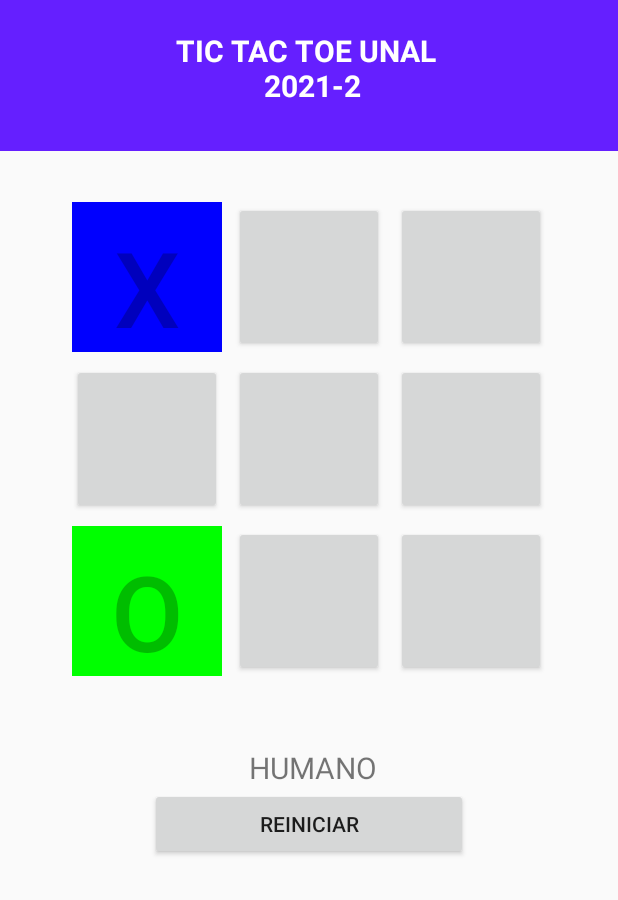
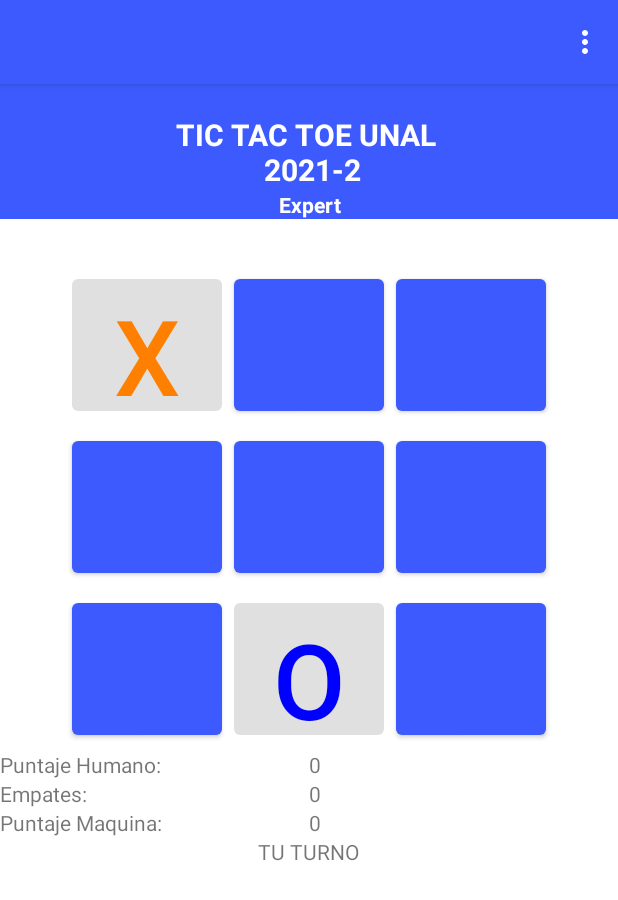
Before and after one commit to camilonfs1/UNAL_MOVIL_2021-2, an Android app: the screen it shows after launch (MainActivity), after a tap on an icon or button, on a phone screen of 412 x 824 dp. Shown: the top 900 px of the screen. Run offline under Robolectric (Android 15) with nearby library versions, the phone set to English and light mode, and no system bars.

Commit message:
:sparkles: Add difficulty and change structure

```diff
--- a/20212PDDM/app/src/main/java/com/unal/a2021_2_pddm/MainActivity.kt
+++ b/20212PDDM/app/src/main/java/com/unal/a2021_2_pddm/MainActivity.kt
@@ -1,213 +1,198 @@
 package com.unal.a2021_2_pddm
 
-import android.content.Intent
 import android.graphics.Color
 import android.os.Bundle
-import android.view.View
-import android.widget.Button
-import android.widget.TextView
+import android.view.Menu
+import android.view.MenuItem
+import android.widget.*
+import androidx.appcompat.app.AlertDialog
 import androidx.appcompat.app.AppCompatActivity
-import java.util.*
-import kotlin.collections.ArrayList
+
 
 class MainActivity : AppCompatActivity() {
+    var HUMAN_PLAYER = 'X'
+    var COMPUTER_PLAYER = 'O'
 
-    private var infoText : TextView? = null
+    private var boardButtons = arrayOf<Button>()
+    private var toast: Toast? = null
+    private var selected = 0
+    private var endgame = false
 
-    private var button1 : Button? = null
-    private var button2 : Button? = null
-    private var button3 : Button? = null
-    private var button4 : Button? = null
-    private var button5 : Button? = null
-    private var button6 : Button? = null
-    private var button7 : Button? = null
-    private var button8 : Button? = null
-    private var button9 : Button? = null
-
-    private var reset : Button? = null
+    private var difficultyLevel: TextView? = null
+    private var mInfoTextView: TextView? = null
+    private var pcScore: TextView? = null
+    private var human: TextView? = null
+    private var empate: TextView? = null
+    private var mGame: TicTacToeGame = TicTacToeGame()
+    private var GameOver = false
+    private var humanStarts: kotlin.Boolean = false
+    private var humanSc = 0
+    private var androidScore: Int? = 0
+    private var empateScore: Int? = 0
 
 
     override fun onCreate(savedInstanceState: Bundle?) {
         super.onCreate(savedInstanceState)
         setContentView(R.layout.activity_main)
+        boardButtons = arrayOf(
+            findViewById(R.id.one),
+            findViewById(R.id.two),
+            findViewById(R.id.three),
+            findViewById(R.id.four),
+            findViewById(R.id.five),
+            findViewById(R.id.six),
+            findViewById(R.id.seven),
+            findViewById(R.id.eight),
+            findViewById(R.id.nine)
+        )
+        mGame = TicTacToeGame()
+        mGame.TicTacToeGame()
 
-        infoText = findViewById(R.id.information)
-        button1 = findViewById(R.id.one)
-        button2 = findViewById(R.id.two)
-        button3 = findViewById(R.id.three)
-        button4 = findViewById(R.id.four)
-        button5 = findViewById(R.id.five)
-        button6 = findViewById(R.id.six)
-        button7 = findViewById(R.id.seven)
-        button8 = findViewById(R.id.eight)
-        button9 = findViewById(R.id.nine)
+        human = findViewById(R.id.humanScore)
+        pcScore = findViewById(R.id.pcScore)
+        empate = findViewById(R.id.empate)
+        mInfoTextView = findViewById(R.id.information)
+        difficultyLevel= findViewById(R.id.txt_dificulty)
 
-        reset = findViewById(R.id.btn_restart)
 
-        reset!!.setOnClickListener {
-            reset()
+        human!!.text = humanSc.toString()
+        pcScore!!.text = androidScore.toString()
+        empate!!.text = empateScore.toString()
+
+        humanStarts = true
+        selected = 0
+        startNewGame()
+
+    }
+
+    override fun onCreateOptionsMenu(menu: Menu?): Boolean {
+        menuInflater.inflate(R.menu.main_menu, menu)
+        return super.onCreateOptionsMenu(menu)
+    }
+
+    override fun onOptionsItemSelected(item: MenuItem): Boolean {
+        when (item.itemId) {
+            R.id.new_game -> startNewGame()
+            R.id.ai_difficulty -> dialog()
+            R.id.quit -> Toast.makeText(this, "Quitar Juego", Toast.LENGTH_LONG).show()
+        }
+        return super.onOptionsItemSelected(item)
+    }
+
+    fun dialog() {
+        // dialog.show(supportFragmentManager, "customDialog")
+        val builder = AlertDialog.Builder(this)
+        val view = layoutInflater.inflate(R.layout.fragment_custom_dialog, null)
+
+        builder.setView(view)
+
+        // Create dailog
+        val dialog = builder.create()
+        dialog.show()
+
+        //button
+        val cancel = view.findViewById<Button>(R.id.cancel_button)
+        val accept = view.findViewById<Button>(R.id.accept_button)
+        val radioGroup = view.findViewById<RadioGroup>(R.id.radopGroup)
+
+        cancel.setOnClickListener {
+            dialog.hide()
+        }
+        accept.setOnClickListener {
+            val selectedId = radioGroup.checkedRadioButtonId
+            val radioButton = view.findViewById<RadioButton>(selectedId)
+            dialog.hide()
+            Toast.makeText(this, radioButton.text, Toast.LENGTH_LONG).show()
+            when (radioButton.text) {
+                "Facil" -> {
+                    mGame.setmDifficultyLevel(TicTacToeGame.DifficultyLevel.Easy)
+                    startNewGame()
+                }
+                "Medio" -> {
+                    mGame.setmDifficultyLevel(TicTacToeGame.DifficultyLevel.Harder)
+                    startNewGame()
+                }
+                "Dificil" -> {
+                    mGame.setmDifficultyLevel(TicTacToeGame.DifficultyLevel.Expert)
+                    startNewGame()
+                }
+            }
         }
     }
 
-    fun buttonsClick(view: View) {
-        val buttonSelected = view as Button //Button selected
-        var cellID = 0
 
-        when (buttonSelected.id) {
-            R.id.one -> cellID = 1
-            R.id.two -> cellID = 2
-            R.id.three -> cellID = 3
-            R.id.four -> cellID = 4
-            R.id.five -> cellID = 5
-            R.id.six -> cellID = 6
-            R.id.seven -> cellID = 7
-            R.id.eight -> cellID = 8
-            R.id.nine -> cellID = 9
+    private fun startNewGame() {
+        difficultyLevel!!.text = mGame.getmDifficultyLevel().toString()
+        endgame = false
+        mGame!!.clearBoard()
+        for (i in 0 until boardButtons.size) {
+            boardButtons[i].text = ""
+            boardButtons[i].isEnabled = true
+            boardButtons[i].setOnClickListener { ButtonClickListener(i) }
         }
-        playGame(cellID, buttonSelected)
-    }
-
-    var player1 = ArrayList<Int>()
-    var player2 = ArrayList<Int>()
-
-    var activePlayer = 1
-
-    fun playGame(cellID: Int, buttonSelected: Button) {
-
-        //Selectec player and add player cell selected
-        if (activePlayer == 1) {
-            buttonSelected.text = "X"
-            buttonSelected.setBackgroundColor(Color.BLUE)
-            player1.add(cellID)
-            activePlayer = 2
-            infoText!!.text=" \n MAQUINA"
-            Autoplayer()
+        GameOver = false
+        if (humanStarts) {
+            mInfoTextView!!.text = "VAS PRIMERO"
+            humanStarts = !humanStarts
         } else {
-            buttonSelected.text = "O"
-            buttonSelected.setBackgroundColor(Color.GREEN)
-            player2.add(cellID)
-            infoText!!.text=" \n HUMANO"
-            activePlayer = 1
-        }
-
-        // Block selected button
-        buttonSelected.isEnabled = false
-
-        checkWinner()
-    }
-
-    private fun checkWinner() {
-        var winner = -1
-        //row 1
-        if (player1.contains(1) && player1.contains(2) && player1.contains(3)) {
-            winner = 1
-        }
-        if (player2.contains(1) && player2.contains(2) && player2.contains(3)) {
-            winner = 2
-        }
-        //row 2
-        if (player1.contains(4) && player1.contains(5) && player1.contains(6)) {
-            winner = 1
-        }
-        if (player2.contains(4) && player2.contains(5) && player2.contains(6)) {
-            winner = 2
-        }
-        //row 3
-        if (player1.contains(7) && player1.contains(8) && player1.contains(9)) {
-            winner = 1
-        }
-        if (player2.contains(7) && player2.contains(8) && player2.contains(9)) {
-            winner = 2
-        }
-        //col 1
-        if (player1.contains(1) && player1.contains(4) && player1.contains(7)) {
-            winner = 1
-        }
-        if (player2.contains(1) && player2.contains(4) && player2.contains(7)) {
-            winner = 2
-        }
-        //col 2
-        if (player1.contains(2) && player1.contains(5) && player1.contains(8)) {
-            winner = 1
-        }
-        if (player2.contains(2) && player2.contains(5) && player2.contains(8)) {
-            winner = 2
-        }
-        //col 3
-        if (player1.contains(3) && player1.contains(6) && player1.contains(9)) {
-            winner = 1
-        }
-        if (player2.contains(3) && player2.contains(6) && player2.contains(9)) {
-            winner = 2
-        }
-
-        //Diagonal 1
-        if (player1.contains(7) && player1.contains(5) && player1.contains(3)) {
-            winner = 1
-        }
-        if (player2.contains(7) && player2.contains(5) && player2.contains(3)) {
-            winner = 2
-        }
-
-        //Diagonal 2
-        if (player1.contains(1) && player1.contains(5) && player1.contains(9)) {
-            winner = 1
-        }
-        if (player2.contains(1) && player2.contains(5) && player2.contains(9)) {
-            winner = 2
-        }
-
-        var name = ""
-        //Winner
-        if (winner != -1) {
-            if(winner==1) name ="Humano"
-            if(winner==2) name ="MAQUINA"
-            infoText!!.text="Ganador!! \n Jugador ${name}"
-            blockAll()
+            mInfoTextView!!.text = "LA MAQUINA PRIMERO."
+            val move = mGame.getComputerMove()
+            setMove(HUMAN_PLAYER, move)
+            humanStarts = !humanStarts
         }
     }
 
-    private  fun Autoplayer(){
-        var emptyCells = ArrayList<Int>()
-        for(cellID in 1..9){
-            if(!(player1.contains(cellID) || player2.contains(cellID))){
-                emptyCells.add(cellID)
+    private fun ButtonClickListener(location: Int) {
+        if (boardButtons[location].isEnabled() && !endgame) {
+            setMove(HUMAN_PLAYER, location)
+
+            var winner = mGame!!.checkForWinner()
+            if (winner == 0) {
+                mInfoTextView!!.text = "TURNO DE LA MAQUINA"
+                val move = mGame!!.getComputerMove()
+                setMove(COMPUTER_PLAYER, move)
+                winner = mGame!!.checkForWinner()
+            }
+            if (winner == 0) {
+                mInfoTextView!!.setText("TU TURNO")
+            } else if (winner == 1) {
+                mInfoTextView!!.setText("EMPATE!!!!!")
+                GameOver = true;
+                empateScore = empateScore!!.plus(1)
+                empate!!.setText(empateScore.toString())
+                endgame = true
+            } else if (winner == 2) {
+                mInfoTextView!!.setText("GANASTE!")
+                GameOver = true
+                humanSc = humanSc!!.plus(1)
+                human!!.setText(humanSc.toString())
+                endgame = true;
+            } else {
+                mInfoTextView!!.setText("GANA LA MAQUINA!");
+                GameOver = true
+                androidScore = androidScore!!.plus(1)
+                pcScore!!.setText(androidScore.toString())
+                endgame = true;
             }
         }
+    }
 
-        var r = Random()
-        val randIndex = r.nextInt(emptyCells.size-0)+0
-        val cellID = emptyCells[randIndex]
+    private fun setMove(player: Char, location: Int) {
+        if (!GameOver) {
+            mGame!!.setMove(HUMAN_PLAYER, location)
+            boardButtons[location].isEnabled = false
+            boardButtons[location].text = player.toString()
+            if (player == HUMAN_PLAYER) boardButtons[location].setTextColor(
+                Color.rgb(
+                    255,
+                    128,
+                    0
+                )
+            ) else boardButtons[location].setTextColor(
+                Color.rgb(0, 0, 255)
+            )
+        }
+    }
 
-        val buttonSelected: Button
-        when(cellID){
-            1-> buttonSelected = findViewById(R.id.one)
-            2-> buttonSelected = findViewById(R.id.two)
-            3-> buttonSelected = findViewById(R.id.three)
-            4-> buttonSelected = findViewById(R.id.four)
-            5-> buttonSelected = findViewById(R.id.five)
-            6-> buttonSelected = findViewById(R.id.six)
-            7-> buttonSelected = findViewById(R.id.seven)
-            8-> buttonSelected = findViewById(R.id.eight)
-            9-> buttonSelected = findViewById(R.id.nine)
-            else-> buttonSelected = findViewById(R.id.one)
-        }
 
-        playGame(cellID,buttonSelected)
-    }
-    fun reset(){
-        val intent = Intent(this, MainActivity::class.java)
-        startActivity(intent)
-    }
-    fun blockAll(){
-        button1!!.isEnabled = false
-        button2!!.isEnabled = false
-        button3!!.isEnabled = false
-        button4!!.isEnabled = false
-        button5!!.isEnabled = false
-        button6!!.isEnabled = false
-        button7!!.isEnabled = false
-        button8!!.isEnabled = false
-        button9!!.isEnabled = false
-    }
 }
--- /dev/null
+++ b/20212PDDM/app/src/main/java/com/unal/a2021_2_pddm/TicTacToeGame.kt
@@ -0,0 +1,138 @@
+package com.unal.a2021_2_pddm
+
+import java.util.*
+
+class TicTacToeGame {
+    enum class DifficultyLevel {
+        Easy, Harder, Expert
+    }
+
+    private var mDifficultyLevel = DifficultyLevel.Expert
+
+    fun getmDifficultyLevel(): DifficultyLevel? {
+        return mDifficultyLevel
+    }
+
+    private var mBoard = charArrayOf(' ', ' ', ' ', ' ', ' ', ' ', ' ', ' ', ' ')
+    val BOARD_SIZE = 9
+
+    var HUMAN_PLAYER = 'X'
+    var COMPUTER_PLAYER = 'O'
+    var OPEN_SPOT = ' '
+
+    private var mRand: Random = Random()
+
+    fun setmDifficultyLevel(mDifficultyLevel: DifficultyLevel?) {
+        this.mDifficultyLevel = mDifficultyLevel!!
+    }
+
+    fun TicTacToeGame() {
+        // Seed the random number generator
+        mRand = Random()
+        val turn = HUMAN_PLAYER // Human starts first
+        val win = 0
+    }
+
+    fun clearBoard() {
+        mBoard = charArrayOf(' ', ' ', ' ', ' ', ' ', ' ', ' ', ' ', ' ')
+    }
+
+    fun setMove(player: Char, location: Int) {
+        if (mBoard[location] === OPEN_SPOT) {
+            mBoard[location] = player
+        }
+    }
+
+    fun getComputerMove(): Int {
+        var move = -1
+        if (mDifficultyLevel === DifficultyLevel.Easy) move =
+            getRandomMove() else if (mDifficultyLevel === DifficultyLevel.Harder) {
+            move = getWinningMove()
+            if (move == -1) move = getRandomMove()
+        } else if (mDifficultyLevel === DifficultyLevel.Expert) {
+            move = getWinningMove()
+            if (move == -1) move = getBlockingMove()
+            if (move == -1) move = getRandomMove()
+        }
+        return move
+    }
+
+    private fun getBlockingMove(): Int {
+        val move = -1
+        for (i in 0 until BOARD_SIZE) {
+            if (mBoard[i] !== HUMAN_PLAYER && mBoard[i] !== COMPUTER_PLAYER) {
+                val curr = mBoard[i] // Save the current number
+                mBoard[i] = HUMAN_PLAYER
+                if (checkForWinner() === 2) {
+                    mBoard[i] = COMPUTER_PLAYER
+                    println("Computer is moving to " + (i + 1))
+                    return i
+                } else {
+                    mBoard[i] = curr
+                }
+            }
+        }
+        return move
+    }
+
+    private fun getWinningMove(): Int {
+        val move = -1
+        for (i in 0 until BOARD_SIZE) {
+            if (mBoard[i] !== HUMAN_PLAYER && mBoard[i] !== COMPUTER_PLAYER) {
+                val curr = mBoard[i]
+                mBoard[i] = COMPUTER_PLAYER
+                if (checkForWinner() === 3) {
+                    println("Computer is moving to " + (i + 1))
+                    return i
+                } else {
+                    mBoard[i] = curr
+                }
+            }
+        }
+        return move
+    }
+
+    private fun getRandomMove(): Int {
+        var move = -1
+        do {
+            move = mRand!!.nextInt(BOARD_SIZE)
+        } while (mBoard[move] === HUMAN_PLAYER || mBoard[move] === COMPUTER_PLAYER)
+        return move
+    }
+
+    fun checkForWinner(): Int {
+        // Check horizontal wins
+        run {
+            var i = 0
+            while (i <= 6) {
+                if (mBoard[i] === HUMAN_PLAYER && mBoard[i + 1] === HUMAN_PLAYER && mBoard[i + 2] === HUMAN_PLAYER
+                ) return 2
+                if (mBoard[i] === COMPUTER_PLAYER && mBoard[i + 1] === COMPUTER_PLAYER && mBoard[i + 2] === COMPUTER_PLAYER
+                ) return 3
+                i += 3
+            }
+        }
+
+        // Check vertical wins
+        for (i in 0..2) {
+            if (mBoard[i] === HUMAN_PLAYER && mBoard[i + 3] === HUMAN_PLAYER && mBoard[i + 6] === HUMAN_PLAYER) return 2
+            if (mBoard[i] === COMPUTER_PLAYER && mBoard[i + 3] === COMPUTER_PLAYER && mBoard[i + 6] === COMPUTER_PLAYER) return 3
+        }
+
+        // Check for diagonal wins
+        if (mBoard[0] === HUMAN_PLAYER && mBoard[4] === HUMAN_PLAYER && mBoard[8] === HUMAN_PLAYER ||
+            mBoard[2] === HUMAN_PLAYER && mBoard[4] === HUMAN_PLAYER && mBoard[6] === HUMAN_PLAYER
+        ) return 2
+        if (mBoard[0] === COMPUTER_PLAYER && mBoard[4] === COMPUTER_PLAYER && mBoard[8] === COMPUTER_PLAYER ||
+            mBoard[2] === COMPUTER_PLAYER && mBoard[4] === COMPUTER_PLAYER && mBoard[6] === COMPUTER_PLAYER
+        ) return 3
+
+        // Check for tie
+        for (i in 0 until BOARD_SIZE) {
+            // If we find a number, then no one has won yet
+            if (mBoard[i] !== HUMAN_PLAYER && mBoard[i] !== COMPUTER_PLAYER) return 0
+        }
+
+        return 1
+    }
+}
--- /dev/null
+++ b/20212PDDM/app/src/main/res/drawable/ic_baseline_360_24.xml
@@ -0,0 +1,10 @@
+<vector xmlns:android="http://schemas.android.com/apk/res/android"
+    android:width="24dp"
+    android:height="24dp"
+    android:viewportWidth="24"
+    android:viewportHeight="24"
+    android:tint="?attr/colorControlNormal">
+  <path
+      android:fillColor="@android:color/white"
+      android:pathData="M12,7C6.48,7 2,9.24 2,12c0,2.24 2.94,4.13 7,4.77V20l4,-4 -4,-4v2.73c-3.15,-0.56 -5,-1.9 -5,-2.73 0,-1.06 3.04,-3 8,-3s8,1.94 8,3c0,0.73 -1.46,1.89 -4,2.53v2.05c3.53,-0.77 6,-2.53 6,-4.58 0,-2.76 -4.48,-5 -10,-5z"/>
+</vector>
--- /dev/null
+++ b/20212PDDM/app/src/main/res/drawable/ic_baseline_build_24.xml
@@ -0,0 +1,10 @@
+<vector xmlns:android="http://schemas.android.com/apk/res/android"
+    android:width="24dp"
+    android:height="24dp"
+    android:viewportWidth="24"
+    android:viewportHeight="24"
+    android:tint="?attr/colorControlNormal">
+  <path
+      android:fillColor="@android:color/white"
+      android:pathData="M22.7,19l-9.1,-9.1c0.9,-2.3 0.4,-5 -1.5,-6.9 -2,-2 -5,-2.4 -7.4,-1.3L9,6 6,9 1.6,4.7C0.4,7.1 0.9,10.1 2.9,12.1c1.9,1.9 4.6,2.4 6.9,1.5l9.1,9.1c0.4,0.4 1,0.4 1.4,0l2.3,-2.3c0.5,-0.4 0.5,-1.1 0.1,-1.4z"/>
+</vector>
--- /dev/null
+++ b/20212PDDM/app/src/main/res/drawable/ic_baseline_close_24.xml
@@ -0,0 +1,10 @@
+<vector xmlns:android="http://schemas.android.com/apk/res/android"
+    android:width="24dp"
+    android:height="24dp"
+    android:viewportWidth="24"
+    android:viewportHeight="24"
+    android:tint="?attr/colorControlNormal">
+  <path
+      android:fillColor="@android:color/white"
+      android:pathData="M19,6.41L17.59,5 12,10.59 6.41,5 5,6.41 10.59,12 5,17.59 6.41,19 12,13.41 17.59,19 19,17.59 13.41,12z"/>
+</vector>
--- a/20212PDDM/app/src/main/res/layout/activity_main.xml
+++ b/20212PDDM/app/src/main/res/layout/activity_main.xml
@@ -9,17 +9,26 @@
         android:layout_width="match_parent"
         android:layout_height="wrap_content"
         android:layout_marginBottom="30dp"
-        android:background="#651FFF">
+        android:background="@color/BLUE"
+        android:orientation="vertical">
 
         <TextView
             android:layout_width="fill_parent"
             android:layout_height="wrap_content"
             android:layout_marginTop="20dp"
-            android:layout_marginBottom="30dp"
             android:gravity="center_horizontal"
             android:text="TIC TAC TOE UNAL \n 2021-2"
             android:textColor="#ffff"
             android:textSize="20dp"
+            android:textStyle="bold" />
+
+        <TextView
+            android:id="@+id/txt_dificulty"
+            android:layout_width="fill_parent"
+            android:layout_height="wrap_content"
+            android:gravity="center_horizontal"
+            android:text="Dificultad"
+            android:textColor="#ffff"
             android:textStyle="bold" />
     </LinearLayout>
 
@@ -121,20 +130,77 @@
         </TableRow>
     </TableLayout>
 
+
+    <LinearLayout
+        android:layout_width="match_parent"
+        android:layout_height="wrap_content"
+        android:orientation="horizontal">
+
+        <LinearLayout
+            android:layout_weight="1"
+            android:layout_width="match_parent"
+            android:layout_height="match_parent"
+            android:orientation="vertical">
+
+            <TextView
+                android:layout_width="wrap_content"
+                android:layout_height="wrap_content"
+                android:layout_weight="1"
+                android:gravity="center_horizontal"
+                android:text="Puntaje Humano:" />
+
+            <TextView
+                android:layout_width="wrap_content"
+                android:layout_height="wrap_content"
+                android:layout_weight="1"
+                android:gravity="center_horizontal"
+                android:text="Empates:" />
+
+            <TextView
+                android:layout_width="wrap_content"
+                android:layout_height="wrap_content"
+                android:layout_weight="1"
+                android:gravity="center_horizontal"
+                android:text="Puntaje Maquina:" />
+        </LinearLayout>
+
+        <LinearLayout
+            android:layout_weight="1"
+            android:layout_width="match_parent"
+            android:layout_height="match_parent"
+            android:orientation="vertical">
+
+            <TextView
+                android:id="@+id/humanScore"
+                android:layout_width="wrap_content"
+                android:layout_height="wrap_content"
+                android:layout_marginRight="30dp"
+                android:layout_weight="1"
+                android:gravity="center_horizontal" />
+
+            <TextView
+                android:id="@+id/empate"
+                android:layout_width="wrap_content"
+                android:layout_height="wrap_content"
+                android:layout_marginRight="30dp"
+                android:layout_weight="1"
+                android:gravity="center_horizontal" />
+
+            <TextView
+                android:id="@+id/pcScore"
+                android:layout_width="wrap_content"
+                android:layout_height="wrap_content"
+                android:layout_weight="1"
+                android:gravity="center_horizontal" />
+        </LinearLayout>
+
+    </LinearLayout>
+
     <TextView
         android:id="@+id/information"
-        android:layout_width="fill_parent"
+        android:layout_width="wrap_content"
         android:layout_height="wrap_content"
-        android:layout_marginTop="20dp"
-        android:gravity="center_horizontal"
-        android:text=""
-        android:textSize="20dp" />
+        android:gravity="center_horizontal" />
 
-    <Button
-        android:id="@+id/btn_restart"
-        android:layout_width="match_parent"
-        android:layout_height="wrap_content"
-        android:layout_marginHorizontal="100dp"
-        android:text="Reiniciar" />
 
 </LinearLayout>
--- /dev/null
+++ b/20212PDDM/app/src/main/res/menu/main_menu.xml
@@ -0,0 +1,12 @@
+<?xml version="1.0" encoding="utf-8"?>
+<menu xmlns:android="http://schemas.android.com/apk/res/android">
+    <item android:id="@+id/new_game"
+        android:icon="@drawable/ic_baseline_360_24"
+        android:title="Juego Núevo"/>
+    <item android:id="@+id/ai_difficulty"
+        android:icon="@drawable/ic_baseline_build_24"
+        android:title="Dificultad" />
+    <item android:id="@+id/quit"
+        android:icon="@drawable/ic_baseline_close_24"
+        android:title="Salir" />
+</menu>
--- a/20212PDDM/app/src/main/res/values/colors.xml
+++ b/20212PDDM/app/src/main/res/values/colors.xml
@@ -7,4 +7,5 @@
     <color name="teal_700">#FF018786</color>
     <color name="black">#FF000000</color>
     <color name="white">#FFFFFFFF</color>
+    <color name="BLUE">#3D5AFE</color>
 </resources>
--- a/20212PDDM/app/src/main/res/values/strings.xml
+++ b/20212PDDM/app/src/main/res/values/strings.xml
@@ -1,3 +1,3 @@
 <resources>
-    <string name="app_name">2021-2-PDDM</string>
+    <string name="app_name"></string>
 </resources>
--- a/20212PDDM/app/src/main/res/values/themes.xml
+++ b/20212PDDM/app/src/main/res/values/themes.xml
@@ -1,9 +1,9 @@
 <resources xmlns:tools="http://schemas.android.com/tools">
     <!-- Base application theme. -->
-    <style name="Theme.20212PDDM" parent="Theme.AppCompat.Light.NoActionBar">
+    <style name="Theme.20212PDDM" parent="Theme.MaterialComponents.DayNight.DarkActionBar">
         <!-- Primary brand color. -->
-        <item name="colorPrimary">@color/purple_500</item>
-        <item name="colorPrimaryVariant">@color/purple_700</item>
+        <item name="colorPrimary">@color/BLUE</item>
+        <item name="colorPrimaryVariant">@color/BLUE</item>
         <item name="colorOnPrimary">@color/white</item>
         <!-- Secondary brand color. -->
         <item name="colorSecondary">@color/teal_200</item>
```
Also changed, not shown: 20212PDDM/app/src/main/res/layout/fragment_custom_dialog.xml (added, +68 -0 lines), 3 other files.
